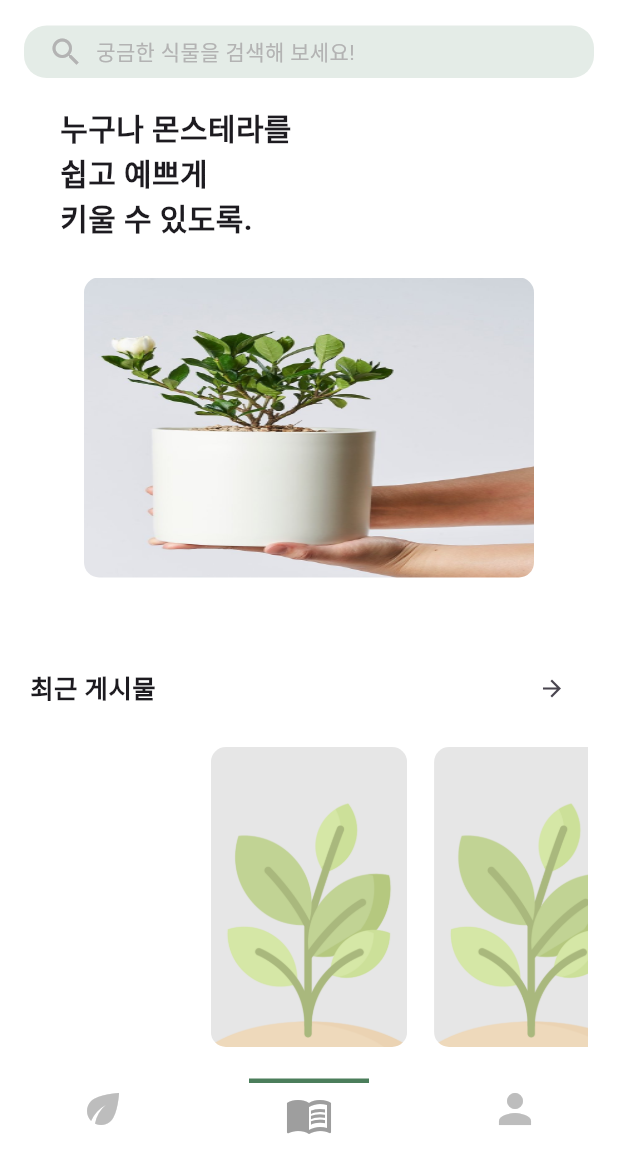
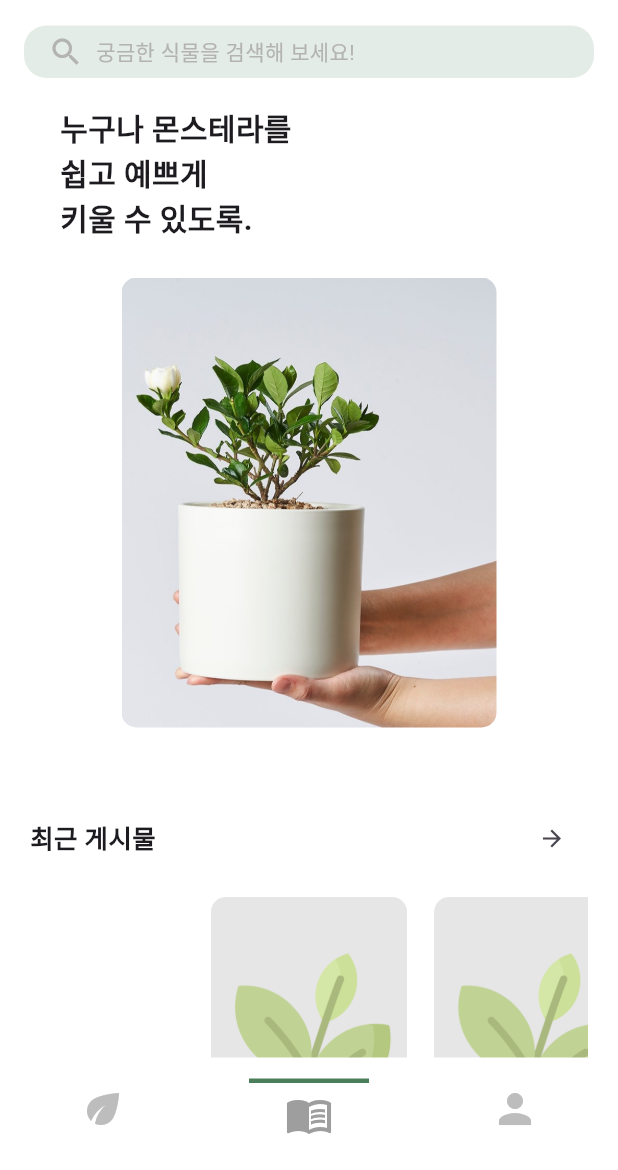
Before and after one commit to hansung-MobileCapstone/PlantyNote, a Flutter app: the MainScreen screen opened by its route, on a phone screen of 412 x 824 dp, the part 66-1236 px from its top. Run offline on Flutter 3.47's test engine with Material 3 defaults, Android fonts, the phone set to English and light mode, and no system bars; drawn by our look-alikes of carousel_slider; our stand-ins replace cloud_firestore, firebase_auth, firebase_core, firebase_storage, fluttertoast, go_router and 1 more; accounts and stored records are empty.

Commit message:
오류 해결

```diff
--- a/lib/screens/main/main_screen.dart
+++ b/lib/screens/main/main_screen.dart
@@ -88,14 +88,14 @@ class _MainScreenState extends State<MainScreen> {
   // 상단 로고 위젯
   Widget _logoImage() {
     return Row(
-      mainAxisSize: MainAxisSize.min, // 크기를 내용에 맞춤
-      crossAxisAlignment: CrossAxisAlignment.center, // 가로축 정렬
+      mainAxisSize: MainAxisSize.min,
+      crossAxisAlignment: CrossAxisAlignment.center,
       children: [
         Image.asset(
           'assets/images/logo.png',
-          height: 32, // 로고 크기를 고정
+          height: 32, // 로고 크기
         ),
-        const SizedBox(width: 7), // 로고와 텍스트 간격
+        const SizedBox(width: 7),
         const Text(
           'PlantyNote',
           style: TextStyle(
@@ -113,20 +113,20 @@ class _MainScreenState extends State<MainScreen> {
   Widget _searchBar() {
     return Padding(
       padding: const EdgeInsets.symmetric(horizontal: 16),
-      child: InkWell( // 리플 효과
+      child: InkWell(
         onTap: () {
-          context.go('/main/search'); // /main/search로 이동
+          context.go('/main/search');
         },
         borderRadius: BorderRadius.circular(15),
         child: Container(
           height: 35,
           decoration: BoxDecoration(
-            color: const Color(0x264B7E5B), // 배경색
+            color: const Color(0x264B7E5B),
             borderRadius: BorderRadius.circular(15),
           ),
           child: Row(
             children: const [
-              SizedBox(width: 16), // 좌측 패딩
+              SizedBox(width: 16),
               Icon(Icons.search, color: Color(0xFFB3B3B3)),
               SizedBox(width: 8),
               Text(
@@ -154,13 +154,13 @@ class _MainScreenState extends State<MainScreen> {
         ),
         const SizedBox(height: 25),
         Center(
-          child: ClipRRect( // border-radius 주기 위함
-            borderRadius: BorderRadius.circular(10), // 둥근 모서리
+          child: ClipRRect(
+            borderRadius: BorderRadius.circular(10),
             child: Image.asset(
-              'assets/images/main_plant.png', // 이미지 경로
-              width: 300, // 고정 너비
-              height: 200, // 고정 높이
-              fit: BoxFit.fill, // 전체 채우기
+              'assets/images/main_plant.png',
+              width: 250, // 고정 너비
+              height: 300, // 고정 높이
+              fit: BoxFit.fill,
             ),
           ),
         ),
@@ -185,7 +185,7 @@ class _MainScreenState extends State<MainScreen> {
               IconButton(
                 icon: const Icon(Icons.arrow_forward, size: 18),
                 onPressed: () {
-                  context.go('/community'); // 전체게시물페이지로 이동
+                  context.go('/community');
                 },
               ),
             ],
@@ -211,17 +211,24 @@ class _MainScreenState extends State<MainScreen> {
         if (snapshot.connectionState == ConnectionState.waiting) {
           return const Center(child: CircularProgressIndicator());
         }
-        if (snapshot.hasError || !snapshot.hasData || snapshot.data!.docs.isEmpty) {
+        if (snapshot.hasError) {
+          return _defaultCarousel();
+        }
+        if (!snapshot.hasData || snapshot.data!.docs.isEmpty) {
           return _defaultCarousel();
         }
 
         final docs = snapshot.data!.docs;
+
         final List<Map<String, String>> posts = docs.map((doc) {
           final data = doc.data() as Map<String, dynamic>;
           final imageUrlList = List<String>.from(data['imageUrl'] ?? []);
           final firstImageUrl = imageUrlList.isNotEmpty ? imageUrlList[0] : null;
-          return {'imageUrl': firstImageUrl ?? '', 'docId': doc.id};
-        }).toList();
+          return {
+            'imageUrl': firstImageUrl ?? '',
+            'docId': doc.id,
+          };
+        }).where((post) => post['imageUrl']!.isNotEmpty).toList();
 
         final limitedPosts = posts.take(5).toList();
 
@@ -279,6 +286,9 @@ class _MainScreenState extends State<MainScreen> {
 
   // 캐러셀 이미지 아이템
   Widget _carouselImageItem(String imageUrl, {bool isAsset = false, String? docId}) {
+    final double itemWidth = 150; // 고정 너비
+    final double itemHeight = 180; // 고정 높이
+
     return GestureDetector(
       onTap: () {
         if (docId != null) {
@@ -286,7 +296,7 @@ class _MainScreenState extends State<MainScreen> {
         }
       },
       child: Container(
-        width: 150, // 고정된 너비
+        width: itemWidth,
         margin: const EdgeInsets.symmetric(horizontal: 9),
         decoration: BoxDecoration(
           borderRadius: BorderRadius.circular(10),
@@ -294,11 +304,16 @@ class _MainScreenState extends State<MainScreen> {
         child: ClipRRect(
           borderRadius: BorderRadius.circular(10),
           child: isAsset
-              ? Image.asset(imageUrl, width: 150, height: 100, fit: BoxFit.cover)
+              ? Image.asset(
+            imageUrl,
+            width: itemWidth,
+            height: itemHeight,
+            fit: BoxFit.cover,
+          )
               : Image.network(
             imageUrl,
-            width: 150,
-            height: 100,
+            width: itemWidth,
+            height: itemHeight,
             fit: BoxFit.cover,
             loadingBuilder: (context, child, loadingProgress) {
               if (loadingProgress == null) return child;
@@ -307,8 +322,8 @@ class _MainScreenState extends State<MainScreen> {
             errorBuilder: (context, error, stackTrace) {
               return Image.asset(
                 'assets/images/default_image.png',
-                width: 150,
-                height: 100,
+                width: itemWidth,
+                height: itemHeight,
                 fit: BoxFit.cover,
               );
             },
```
